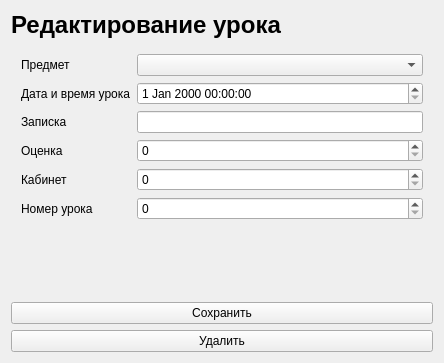
Before: the Qt Designer form resources/forms/edit_lesson.ui in lubaskinc0de/student_journal, drawn with Qt 5.
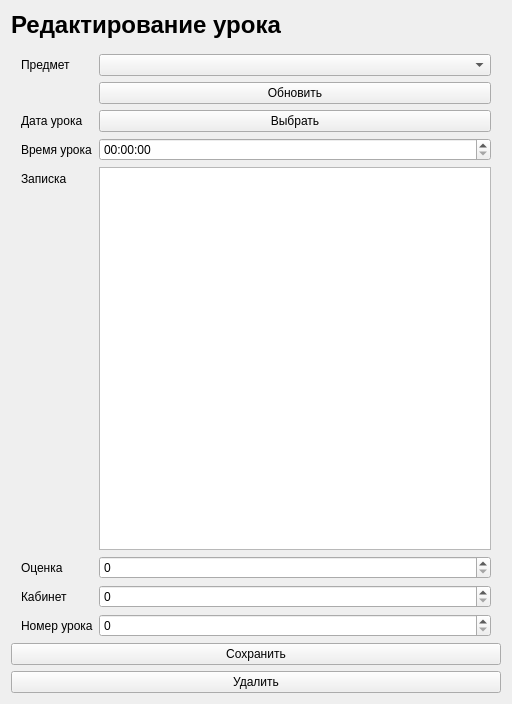
After: the same form once the commit is applied.

Commit message: edit lesson wdget

What changed in the file:
```diff
--- a/resources/forms/edit_lesson.ui
+++ b/resources/forms/edit_lesson.ui
@@ -6,8 +6,8 @@
    <rect>
     <x>0</x>
     <y>0</y>
-    <width>444</width>
-    <height>363</height>
+    <width>512</width>
+    <height>704</height>
    </rect>
   </property>
   <property name="windowTitle">
@@ -57,56 +57,77 @@
      <item row="0" column="1">
       <widget class="QComboBox" name="subject_combo"/>
      </item>
-     <item row="1" column="0">
-      <widget class="QLabel" name="label_4">
-       <property name="text">
-        <string>Дата и время урока</string>
-       </property>
-      </widget>
-     </item>
-     <item row="1" column="1">
-      <widget class="QDateTimeEdit" name="datetime_edit"/>
-     </item>
      <item row="2" column="0">
+      <widget class="QLabel" name="label_4">
+       <property name="text">
+        <string>Дата урока</string>
+       </property>
+      </widget>
+     </item>
+     <item row="4" column="0">
       <widget class="QLabel" name="label_5">
        <property name="text">
         <string>Записка</string>
        </property>
       </widget>
      </item>
-     <item row="2" column="1">
-      <widget class="QLineEdit" name="note_input"/>
-     </item>
-     <item row="3" column="0">
+     <item row="5" column="0">
       <widget class="QLabel" name="label_6">
        <property name="text">
         <string>Оценка</string>
        </property>
       </widget>
      </item>
-     <item row="3" column="1">
+     <item row="5" column="1">
       <widget class="QSpinBox" name="mark_spinbox"/>
      </item>
-     <item row="4" column="0">
+     <item row="6" column="0">
       <widget class="QLabel" name="label_7">
        <property name="text">
         <string>Кабинет</string>
        </property>
       </widget>
      </item>
-     <item row="4" column="1">
+     <item row="6" column="1">
       <widget class="QSpinBox" name="room_spinbox"/>
      </item>
-     <item row="5" column="0">
+     <item row="7" column="0">
       <widget class="QLabel" name="label_8">
        <property name="text">
         <string>Номер урока</string>
        </property>
       </widget>
      </item>
-     <item row="5" column="1">
+     <item row="7" column="1">
       <widget class="QSpinBox" name="index_number_spinbox"/>
      </item>
+     <item row="1" column="1">
+      <widget class="QPushButton" name="refresh">
+       <property name="text">
+        <string>Обновить</string>
+       </property>
+      </widget>
+     </item>
+     <item row="4" column="1">
+      <widget class="QPlainTextEdit" name="note_edit"/>
+     </item>
+     <item row="3" column="0">
+      <widget class="QLabel" name="label">
+       <property name="text">
+        <string>Время урока</string>
+       </property>
+      </widget>
+     </item>
+     <item row="3" column="1">
+      <widget class="QTimeEdit" name="time_edit"/>
+     </item>
+     <item row="2" column="1">
+      <widget class="QPushButton" name="date_popup">
+       <property name="text">
+        <string>Выбрать</string>
+       </property>
+      </widget>
+     </item>
     </layout>
    </item>
    <item row="2" column="0">
```
The commit also changes 8 other files.
